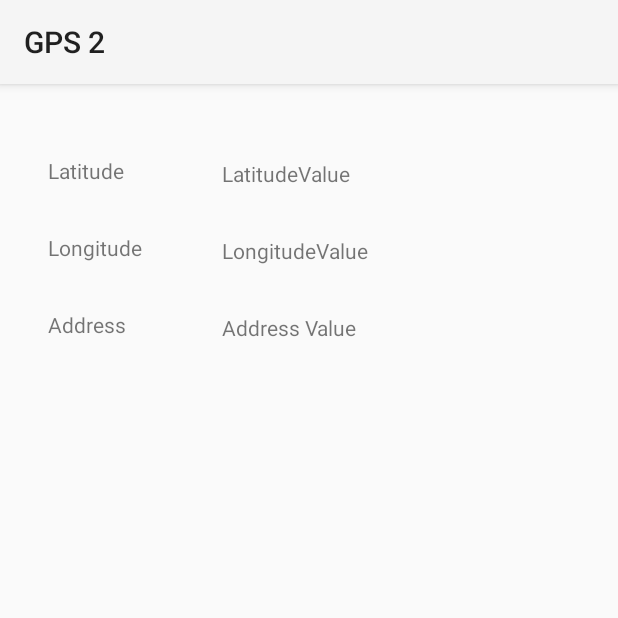
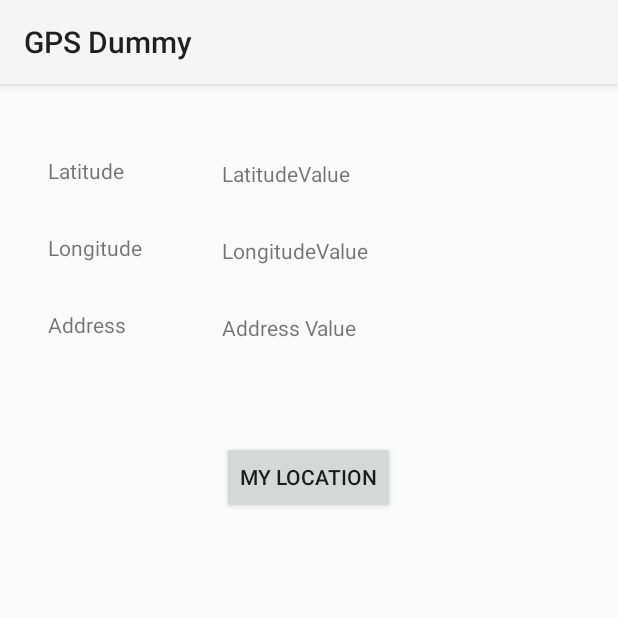
Before and after one commit to blaskoasky/GPS-Project, an Android app: the screen it shows after launch (MainActivity), on a phone screen of 412 x 824 dp, the top half of it. Run offline under Robolectric (Android 15) with nearby library versions, the phone set to English and light mode, and no system bars.

Commit message:
add myLocation on maps

```diff
--- a/app/src/main/java/com/blaskoasky/iri/gps2/Main/LocationViewModel.kt
+++ b/app/src/main/java/com/blaskoasky/iri/gps2/main/LocationViewModel.kt
@@ -1,4 +1,4 @@
-package com.blaskoasky.iri.gps2.Main
+package com.blaskoasky.iri.gps2.main
 
 import android.app.Application
 import androidx.lifecycle.AndroidViewModel
--- a/app/src/main/java/com/blaskoasky/iri/gps2/Main/MainActivity.kt
+++ b/app/src/main/java/com/blaskoasky/iri/gps2/main/MainActivity.kt
@@ -1,6 +1,7 @@
-package com.blaskoasky.iri.gps2.Main
+package com.blaskoasky.iri.gps2.main
 
 import android.Manifest
+import android.content.Intent
 import android.content.pm.PackageManager
 import android.location.Address
 import android.location.Geocoder
@@ -9,33 +10,36 @@ import android.widget.Toast
 import androidx.appcompat.app.AppCompatActivity
 import androidx.core.content.ContextCompat
 import androidx.lifecycle.ViewModelProvider
+import com.blaskoasky.iri.gps2.MapsActivity
+import com.blaskoasky.iri.gps2.MapsActivity.Companion.EXTRA_ALTITUDE
+import com.blaskoasky.iri.gps2.MapsActivity.Companion.EXTRA_LONGITUDE
 import com.blaskoasky.iri.gps2.databinding.ActivityMainBinding
 import java.util.*
 
 class MainActivity : AppCompatActivity() {
 
+    companion object {
+        const val PERMISSION_CODE_LOCATION = 69
+    }
+
     private lateinit var binding: ActivityMainBinding
     private lateinit var locationViewModel: LocationViewModel
-    private lateinit var geocoder: Geocoder
-    private lateinit var addreses: List<Address>
-
-    private val PERMISSION_CODE_LOCATION = 69
 
     override fun onCreate(savedInstanceState: Bundle?) {
         super.onCreate(savedInstanceState)
         binding = ActivityMainBinding.inflate(layoutInflater)
         setContentView(binding.root)
 
-        prepRequestLocationUpdates()
+        requestLocationUpdates()
     }
 
-    private fun prepRequestLocationUpdates() {
+    private fun requestLocationUpdates() {
         if (ContextCompat.checkSelfPermission(
                         this,
                         Manifest.permission.ACCESS_FINE_LOCATION
                 ) == PackageManager.PERMISSION_GRANTED
         ) {
-            requestLocationUpdates()
+            locationUpdates()
         } else {
             val permissionRequest = arrayOf(Manifest.permission.ACCESS_FINE_LOCATION)
             if (android.os.Build.VERSION.SDK_INT >= android.os.Build.VERSION_CODES.M) {
@@ -44,11 +48,18 @@ class MainActivity : AppCompatActivity() {
         }
     }
 
-    private fun requestLocationUpdates() {
+    private fun locationUpdates() {
         locationViewModel = ViewModelProvider(this).get(LocationViewModel::class.java)
         locationViewModel.getLocationLiveData().observe(this, { location ->
             val latitude = location.latitude
             val longitude = location.longitude
+
+            binding.btnLocation.setOnClickListener {
+                val intent = Intent(this@MainActivity, MapsActivity::class.java)
+                intent.putExtra(EXTRA_ALTITUDE, latitude)
+                intent.putExtra(EXTRA_LONGITUDE, longitude)
+                startActivity(intent)
+            }
 
             binding.tvAddress.text = locationGeocode(latitude, longitude)
             binding.tvLatitude.text = latitude
@@ -57,8 +68,9 @@ class MainActivity : AppCompatActivity() {
     }
 
     private fun locationGeocode(latitude: String, longitude: String): String {
-        geocoder = Geocoder(this, Locale.getDefault())
-        addreses = geocoder.getFromLocation(latitude.toDouble(), longitude.toDouble(), 1)
+
+        val geocoder = Geocoder(this, Locale.getDefault())
+        val addreses = geocoder.getFromLocation(latitude.toDouble(), longitude.toDouble(), 1) as List<Address>
 
         return addreses[0].getAddressLine(0).toString()
     }
@@ -72,7 +84,7 @@ class MainActivity : AppCompatActivity() {
         when (requestCode) {
             PERMISSION_CODE_LOCATION -> {
                 if (grantResults.isNotEmpty() && grantResults[0] == PackageManager.PERMISSION_GRANTED) {
-                    requestLocationUpdates()
+                    locationUpdates()
                 } else {
                     Toast.makeText(this, "Unable to get Permission", Toast.LENGTH_SHORT).show()
                 }
--- a/app/src/main/res/layout/activity_main.xml
+++ b/app/src/main/res/layout/activity_main.xml
@@ -4,7 +4,7 @@
     xmlns:tools="http://schemas.android.com/tools"
     android:layout_width="match_parent"
     android:layout_height="match_parent"
-    tools:context=".Main.MainActivity">
+    tools:context=".main.MainActivity">
 
     <TextView
         android:id="@+id/tv_latitude"
@@ -81,4 +81,15 @@
         app:layout_constraintStart_toEndOf="@+id/labelAddress"
         app:layout_constraintTop_toBottomOf="@+id/tv_Longitude" />
 
+    <Button
+        android:id="@+id/btn_location"
+        android:layout_width="wrap_content"
+        android:layout_height="wrap_content"
+        android:layout_marginTop="68dp"
+        android:text="My Location"
+        app:layout_constraintEnd_toEndOf="parent"
+        app:layout_constraintHorizontal_bias="0.498"
+        app:layout_constraintStart_toStartOf="parent"
+        app:layout_constraintTop_toBottomOf="@+id/labelAddress" />
+
 </androidx.constraintlayout.widget.ConstraintLayout>
--- a/app/src/main/res/values/strings.xml
+++ b/app/src/main/res/values/strings.xml
@@ -1,3 +1,4 @@
 <resources>
-    <string name="app_name">GPS 2</string>
+    <string name="app_name">GPS Dummy</string>
+    <string name="title_activity_maps">Map</string>
 </resources>
```
Also changed, not shown: app/src/debug/res/values/google_maps_api.xml (added, +24 -0 lines), app/src/main/AndroidManifest.xml (+22 -1 lines), app/src/main/java/com/blaskoasky/iri/gps2/MapsActivity.kt (added, +46 -0 lines), app/src/main/res/layout/activity_maps.xml (added, +9 -0 lines), 1 other file. Lines whose indentation alone changed are shown as unchanged.
